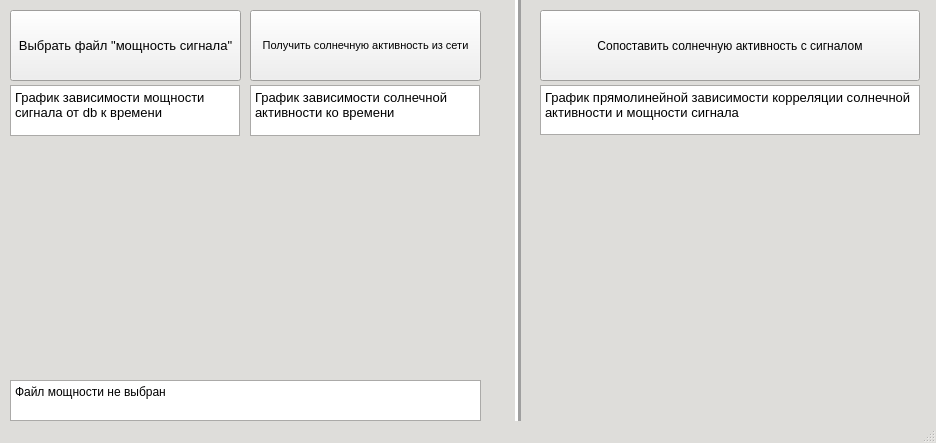
DocD-12/cubsat_data, file main.ui: the form before one commit.
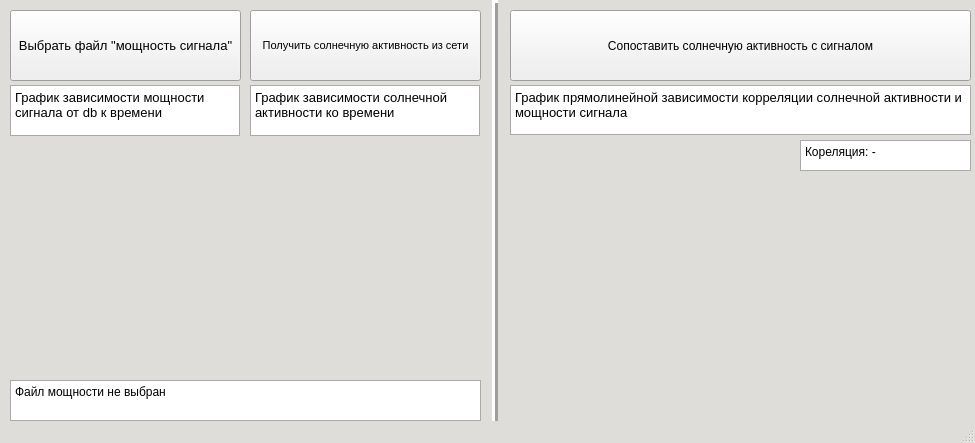
The form after the commit. Icons and pictures are not drawn. Custom widgets are drawn as their Qt base class.

Commit message: main.ui, MainWindow.py добавлено: обновлены файлы дизайна

Patch:
```diff
--- a/main.ui
+++ b/main.ui
@@ -6,7 +6,7 @@
    <rect>
     <x>0</x>
     <y>0</y>
-    <width>936</width>
+    <width>975</width>
     <height>443</height>
    </rect>
   </property>
@@ -206,9 +206,9 @@
    <widget class="QPushButton" name="compare_button">
     <property name="geometry">
      <rect>
-      <x>540</x>
+      <x>510</x>
       <y>10</y>
-      <width>380</width>
+      <width>461</width>
       <height>71</height>
      </rect>
     </property>
@@ -236,9 +236,9 @@
    <widget class="QTextBrowser" name="textBrowser_three">
     <property name="geometry">
      <rect>
-      <x>540</x>
+      <x>510</x>
       <y>85</y>
-      <width>380</width>
+      <width>461</width>
       <height>50</height>
      </rect>
     </property>
@@ -270,8 +270,8 @@
    <widget class="Line" name="line">
     <property name="geometry">
      <rect>
-      <x>510</x>
-      <y>-10</y>
+      <x>487</x>
+      <y>0</y>
       <width>17</width>
       <height>441</height>
      </rect>
@@ -308,7 +308,7 @@
    <widget class="PlotWidget" name="graph_out" native="true">
     <property name="geometry">
      <rect>
-      <x>590</x>
+      <x>510</x>
       <y>140</y>
       <width>280</width>
       <height>280</height>
@@ -354,6 +354,29 @@
      <string>Получить солнечную активность из сети</string>
     </property>
    </widget>
+   <widget class="QTextEdit" name="CorrBox">
+    <property name="geometry">
+     <rect>
+      <x>800</x>
+      <y>140</y>
+      <width>171</width>
+      <height>31</height>
+     </rect>
+    </property>
+    <property name="mouseTracking">
+     <bool>false</bool>
+    </property>
+    <property name="readOnly">
+     <bool>true</bool>
+    </property>
+    <property name="html">
+     <string>&lt;!DOCTYPE HTML PUBLIC &quot;-//W3C//DTD HTML 4.0//EN&quot; &quot;http://www.w3.org/TR/REC-html40/strict.dtd&quot;&gt;
+&lt;html&gt;&lt;head&gt;&lt;meta name=&quot;qrichtext&quot; content=&quot;1&quot; /&gt;&lt;style type=&quot;text/css&quot;&gt;
+p, li { white-space: pre-wrap; }
+&lt;/style&gt;&lt;/head&gt;&lt;body style=&quot; font-family:'Ubuntu'; font-size:11pt; font-weight:400; font-style:normal;&quot;&gt;
+&lt;p style=&quot; margin-top:0px; margin-bottom:0px; margin-left:0px; margin-right:0px; -qt-block-indent:0; text-indent:0px;&quot;&gt;&lt;span style=&quot; font-size:9pt;&quot;&gt;Кореляция: -&lt;/span&gt;&lt;/p&gt;&lt;/body&gt;&lt;/html&gt;</string>
+    </property>
+   </widget>
   </widget>
   <widget class="QStatusBar" name="statusbar"/>
  </widget>
```
The commit also changes 1 other file.
